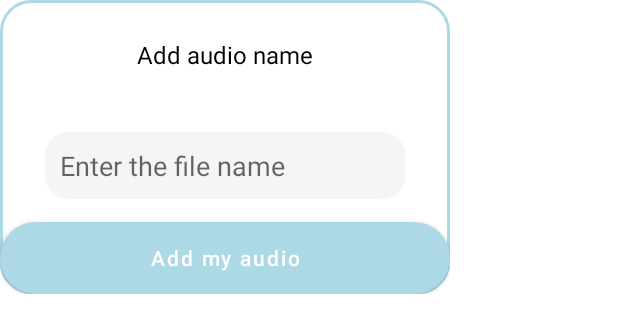
After one commit to PradeepPrasanthS/AudioRecorder, an Android app: the layout add_filename_dialog.xml on its own in the app's theme, with its tools: preview values and no code run, on a phone screen of 412 x 824 dp. The commit adds this screen. Shown: the top 333 px of the screen. Run offline under Robolectric (Android 15) with nearby library versions, the phone set to English and light mode, and no system bars.

Commit message:
- Added logic to delete audio on cancel - Added dialog box to add the name of the recording

```diff
--- a/app/build.gradle
+++ b/app/build.gradle
@@ -40,6 +40,7 @@ dependencies {
     implementation 'androidx.appcompat:appcompat:1.3.0'
     implementation 'com.google.android.material:material:1.3.0'
     implementation 'androidx.constraintlayout:constraintlayout:2.0.4'
+    implementation 'org.jetbrains.kotlinx:kotlinx-coroutines-android:1.3.9'
     testImplementation 'junit:junit:4.+'
     androidTestImplementation 'androidx.test.ext:junit:1.1.2'
     androidTestImplementation 'androidx.test.espresso:espresso-core:3.3.0'
--- /dev/null
+++ b/app/src/main/res/drawable/button_background.xml
@@ -0,0 +1,7 @@
+<?xml version="1.0" encoding="utf-8"?>
+<shape xmlns:android="http://schemas.android.com/apk/res/android"
+    android:shape="rectangle" android:padding="10dp">
+    <!-- you can use any color you want I used here gray color-->
+    <solid android:color="#add8e6"/>
+    <corners android:radius="25dp" />
+</shape>
--- /dev/null
+++ b/app/src/main/res/drawable/dialog_background.xml
@@ -0,0 +1,15 @@
+<shape xmlns:android="http://schemas.android.com/apk/res/android" >
+
+    <solid android:color="#ffffff" />
+
+    <stroke
+        android:width="2dp"
+        android:color="#add8e6" />
+
+    <corners
+        android:bottomLeftRadius="20dp"
+        android:bottomRightRadius="20dp"
+        android:topLeftRadius="20dp"
+        android:topRightRadius="20dp" />
+
+</shape>
--- /dev/null
+++ b/app/src/main/res/drawable/edittext_background.xml
@@ -0,0 +1,12 @@
+<?xml version="1.0" encoding="utf-8"?>
+<shape xmlns:android="http://schemas.android.com/apk/res/android"
+    android:shape="rectangle"
+    android:padding="10dp">
+
+    <solid android:color="#F5F5F5" />
+    <corners
+        android:bottomRightRadius="15dp"
+        android:bottomLeftRadius="15dp"
+        android:topLeftRadius="15dp"
+        android:topRightRadius="15dp" />
+</shape>
--- /dev/null
+++ b/app/src/main/res/layout/add_filename_dialog.xml
@@ -0,0 +1,39 @@
+<?xml version="1.0" encoding="utf-8"?>
+<LinearLayout xmlns:android="http://schemas.android.com/apk/res/android"
+    xmlns:app="http://schemas.android.com/apk/res-auto"
+    android:layout_width="300dp"
+    android:layout_height="wrap_content"
+    android:background="@drawable/dialog_background"
+    android:orientation="vertical" >
+
+    <TextView
+        android:id="@+id/txt_dia"
+        android:layout_width="wrap_content"
+        android:layout_height="wrap_content"
+        android:layout_gravity="center"
+        android:layout_margin="25dp"
+        android:text="Add audio name"
+        android:textColor="@android:color/black"
+        android:textSize="16sp"/>
+
+    <EditText
+        android:id="@+id/fileNameAudio"
+        android:layout_width="match_parent"
+        android:layout_height="wrap_content"
+        android:layout_marginHorizontal="30dp"
+        android:layout_marginVertical="15dp"
+        android:padding="10dp"
+        android:lines="1"
+        android:textColor="@android:color/darker_gray"
+        android:background="@drawable/edittext_background"
+        android:hint="Enter the file name"/>
+
+    <Button
+        android:id="@+id/addAudio"
+        android:layout_width="match_parent"
+        android:layout_height="wrap_content"
+        android:text="Add my audio"
+        android:textAllCaps="false"
+        app:backgroundTint="#add8e6"
+        android:background="@drawable/button_background"/>
+</LinearLayout>
```
Also changed, not shown: app/src/main/java/com/pradeep/audio/MainActivity.kt (+53 -1 lines), app/src/main/java/com/pradeep/audio/SaveAudioDialog.kt (added, +34 -0 lines).
